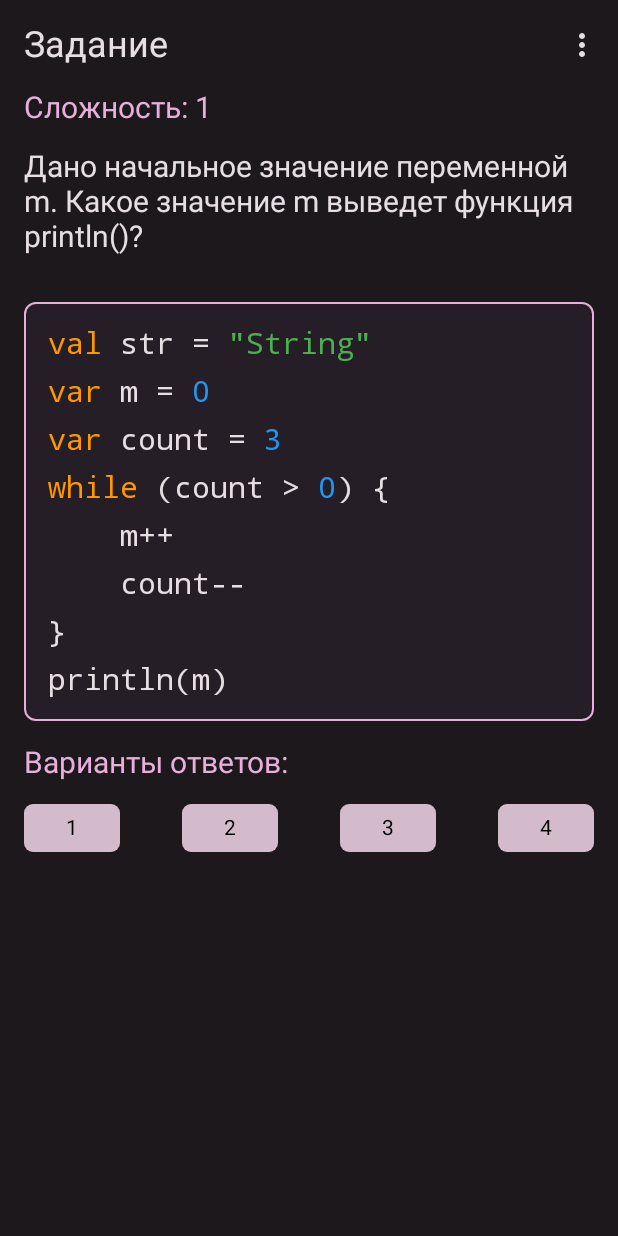
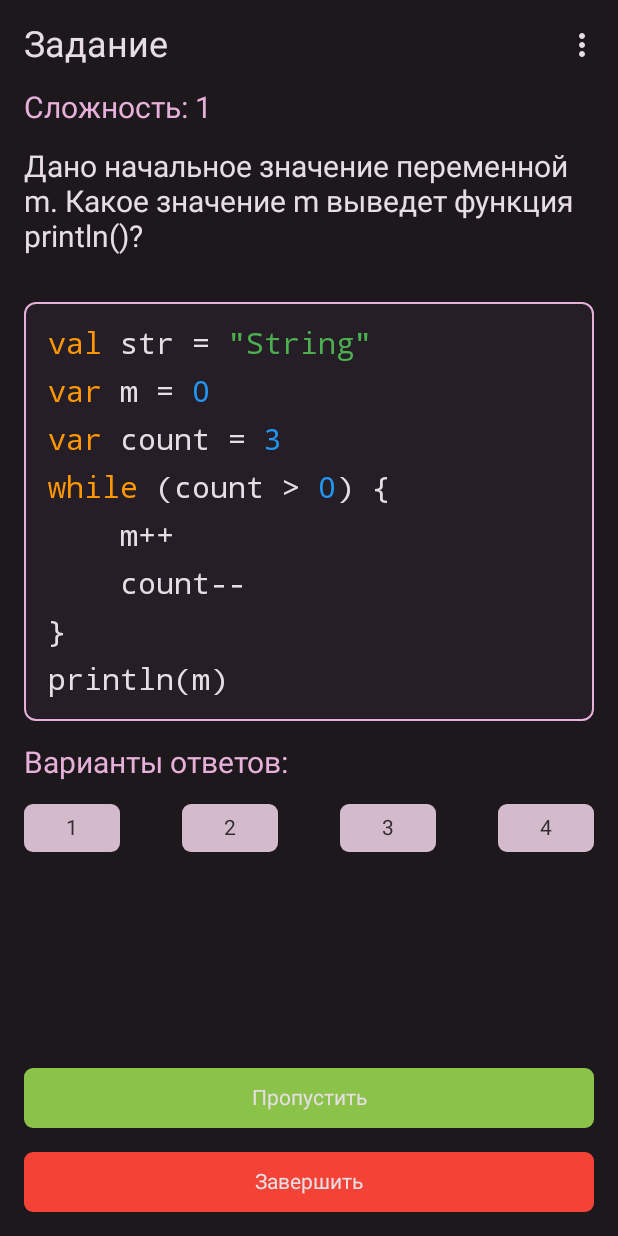
Before and after one commit to vladalexeco/Lazy_Programmer_Alarm_Clock, an Android app built with Jetpack Compose: the @Preview function AlarmTaskScreenPreview, on a phone screen of 412 x 824 dp. Run offline under Robolectric (Android 15) with nearby library versions, the phone set to English and light mode, and no system bars.

Commit message:
Created all alarm task views and AlarmTaskScreen

```diff
--- a/app/src/main/java/ru/vladalexeco/lazyprogrammer/presentation/ui/screens/AlarmTaskScreen.kt
+++ b/app/src/main/java/ru/vladalexeco/lazyprogrammer/presentation/ui/screens/AlarmTaskScreen.kt
@@ -3,11 +3,16 @@ package ru.vladalexeco.lazyprogrammer.presentation.ui.screens
 import androidx.compose.foundation.Image
 import androidx.compose.foundation.background
 import androidx.compose.foundation.border
+import androidx.compose.foundation.gestures.Orientation
+import androidx.compose.foundation.gestures.scrollable
 import androidx.compose.foundation.layout.Box
 import androidx.compose.foundation.layout.Column
+import androidx.compose.foundation.layout.Spacer
+import androidx.compose.foundation.layout.fillMaxHeight
 import androidx.compose.foundation.layout.fillMaxSize
 import androidx.compose.foundation.layout.fillMaxWidth
 import androidx.compose.foundation.layout.padding
+import androidx.compose.foundation.rememberScrollState
 import androidx.compose.foundation.shape.RoundedCornerShape
 import androidx.compose.foundation.text.BasicText
 import androidx.compose.material3.Text
@@ -31,9 +36,13 @@ import ru.vladalexeco.lazyprogrammer.domain.AlarmTask
 import ru.vladalexeco.lazyprogrammer.presentation.ui.theme.AccentColor
 import ru.vladalexeco.lazyprogrammer.presentation.ui.theme.BackgroundColor
 import ru.vladalexeco.lazyprogrammer.presentation.ui.theme.CardColor
+import ru.vladalexeco.lazyprogrammer.presentation.ui.theme.LightTextColor
 import ru.vladalexeco.lazyprogrammer.presentation.ui.theme.MainTextColor
+import ru.vladalexeco.lazyprogrammer.presentation.ui.theme.RightAnswerColor
+import ru.vladalexeco.lazyprogrammer.presentation.ui.theme.WrongAnswerColor
 import ru.vladalexeco.lazyprogrammer.presentation.ui.views.alarm_task_screen.ButtonChoice
 import ru.vladalexeco.lazyprogrammer.presentation.ui.views.alarm_task_screen.ButtonChoiceRow
+import ru.vladalexeco.lazyprogrammer.presentation.ui.views.alarm_task_screen.SimpleButton
 
 @Composable
 fun AlarmTaskScreen() {
@@ -51,6 +60,8 @@ fun AlarmTaskScreen() {
         language = "kotlin",
         complexity = 1
     )
+
+    val taskNumber = 1 // TODO значение приходит из viewmodel
 
     val annotatedCode = buildColoredString(
         language = "kotlin",
@@ -108,8 +119,15 @@ fun AlarmTaskScreen() {
                 )
         ) {
             BasicText(
-                modifier = Modifier.padding(vertical = 16.dp, horizontal = 16.dp),
+                modifier = Modifier
+                    .scrollable(
+                        orientation = Orientation.Vertical,
+                        enabled = true,
+                        state = rememberScrollState()
+                    )
+                    .padding(vertical = 16.dp, horizontal = 16.dp),
                 text = annotatedCode,
+                maxLines = 14,
                 style = TextStyle(
                     color = MainTextColor,
                     fontSize = 20.sp,
@@ -127,8 +145,34 @@ fun AlarmTaskScreen() {
 
         ButtonChoiceRow(
             modifier = Modifier.padding(horizontal = 16.dp),
-            options = alarmTask.choiceOptions,
-            rightAnswerIndex = alarmTask.rightAnswer
+            options = listOf("1", "2", "3", "4"),
+            rightAnswerIndex = 2,
+            onButtonClick = { isCorrectAnswer ->
+                // TODO Действия в случае правильного или неправильного ответа
+            }
+        )
+
+        Spacer(modifier = Modifier.weight(1f))
+
+        SimpleButton(
+            modifier = Modifier.fillMaxWidth().padding(start = 16.dp, end = 16.dp),
+            text = "Пропустить",
+            backgroundColor = RightAnswerColor,
+            textColor = MainTextColor,
+            onClick = {}
+        )
+
+        SimpleButton(
+            modifier = Modifier.fillMaxWidth().padding(
+                start = 16.dp,
+                end = 16.dp,
+                top = 16.dp,
+                bottom = 16.dp
+            ),
+            text = "Завершить",
+            backgroundColor = WrongAnswerColor,
+            textColor = MainTextColor,
+            onClick = {}
         )
     }
 }
--- a/app/src/main/java/ru/vladalexeco/lazyprogrammer/presentation/ui/theme/Color.kt
+++ b/app/src/main/java/ru/vladalexeco/lazyprogrammer/presentation/ui/theme/Color.kt
@@ -18,3 +18,6 @@ val SubTextColor = Color(0xFF888485)
 val LightTextColor = Color(0xFFD4BBCC)
 val CardColor = Color(0xFF261E26)
 val AccentColor =  Color(0xFFE7B0DA)
+
+val RightAnswerColor = Color(0xFF8BC34A)
+val WrongAnswerColor = Color(0xFFF44336)
--- a/app/src/main/java/ru/vladalexeco/lazyprogrammer/presentation/ui/views/alarm_task_screen/ButtonChoiceRow.kt
+++ b/app/src/main/java/ru/vladalexeco/lazyprogrammer/presentation/ui/views/alarm_task_screen/ButtonChoiceRow.kt
@@ -1,6 +1,5 @@
 package ru.vladalexeco.lazyprogrammer.presentation.ui.views.alarm_task_screen
 
-import android.util.Log
 import androidx.compose.foundation.background
 import androidx.compose.foundation.clickable
 import androidx.compose.foundation.layout.Arrangement
@@ -10,22 +9,31 @@ import androidx.compose.foundation.layout.size
 import androidx.compose.foundation.lazy.LazyRow
 import androidx.compose.foundation.lazy.itemsIndexed
 import androidx.compose.foundation.shape.RoundedCornerShape
-import androidx.compose.material3.Button
 import androidx.compose.material3.Text
 import androidx.compose.runtime.Composable
+import androidx.compose.runtime.getValue
+import androidx.compose.runtime.mutableStateOf
+import androidx.compose.runtime.remember
+import androidx.compose.runtime.setValue
 import androidx.compose.ui.Alignment
 import androidx.compose.ui.Modifier
 import androidx.compose.ui.graphics.Color
+import androidx.compose.ui.text.TextStyle
 import androidx.compose.ui.tooling.preview.Preview
 import androidx.compose.ui.unit.Dp
 import androidx.compose.ui.unit.dp
+import ru.vladalexeco.lazyprogrammer.presentation.ui.theme.DialogBoxColor
 import ru.vladalexeco.lazyprogrammer.presentation.ui.theme.LightTextColor
+import ru.vladalexeco.lazyprogrammer.presentation.ui.theme.MainTextColor
+import ru.vladalexeco.lazyprogrammer.presentation.ui.theme.RightAnswerColor
+import ru.vladalexeco.lazyprogrammer.presentation.ui.theme.WrongAnswerColor
 
 @Composable
 fun ButtonChoiceRow(
     modifier: Modifier = Modifier,
     options: List<String>,
-    rightAnswerIndex: Int
+    rightAnswerIndex: Int,
+    onButtonClick: (Boolean) -> Unit
 ) {
     LazyRow(
         modifier = modifier
@@ -34,15 +42,18 @@ fun ButtonChoiceRow(
     ) {
         itemsIndexed(options) { index, option ->
             ButtonChoice(
-                color = LightTextColor,
+                defaultColor = LightTextColor,
+                rightAnswerColor = RightAnswerColor,
+                wrongAnswerColor = WrongAnswerColor,
                 width = 64.dp,
                 height = 32.dp,
                 text = option,
+                isRightAnswer = index == rightAnswerIndex,
                 onClick = {
                     if (index == rightAnswerIndex) {
-
+                        onButtonClick.invoke(true)
                     } else {
-
+                        onButtonClick.invoke(false)
                     }
                 }
             )
@@ -55,7 +66,8 @@ fun ButtonChoiceRow(
 fun ButtonChoiceRowPreview() {
     ButtonChoiceRow(
         options = listOf("1", "2", "3", "4"),
-        rightAnswerIndex = 2
+        rightAnswerIndex = 2,
+        onButtonClick = {}
     )
 }
 
@@ -63,19 +75,38 @@ fun ButtonChoiceRowPreview() {
 fun ButtonChoice(
     modifier: Modifier = Modifier,
     onClick: () -> Unit,
-    color: Color,
+    defaultColor: Color,
+    wrongAnswerColor: Color,
+    rightAnswerColor: Color,
     width: Dp,
     height: Dp,
-    text: String
+    text: String,
+    isRightAnswer: Boolean
 ) {
+
+    var currentButtonColor by remember {
+        mutableStateOf(defaultColor)
+    }
+
+    var currentTextColor by remember {
+        mutableStateOf(DialogBoxColor)
+    }
+
     Box(
         modifier = modifier
             .size(width = width, height = height)
-            .background(color = color, shape = RoundedCornerShape(6.dp))
-            .clickable { onClick.invoke() },
+            .background(
+                color = currentButtonColor,
+                shape = RoundedCornerShape(6.dp)
+            )
+            .clickable {
+                currentButtonColor = if (isRightAnswer) rightAnswerColor else wrongAnswerColor
+                currentTextColor = MainTextColor
+                onClick.invoke()
+            },
         contentAlignment = Alignment.Center
     ) {
-        Text(text = text)
+        Text(text = text, style = TextStyle(color = currentTextColor))
     }
 }
 
@@ -83,10 +114,13 @@ fun ButtonChoice(
 @Preview(showBackground = true)
 fun ButtonChoicePreview() {
     ButtonChoice(
-        color = LightTextColor,
+        defaultColor = LightTextColor,
+        rightAnswerColor = RightAnswerColor,
+        wrongAnswerColor = WrongAnswerColor,
         width = 64.dp,
         height = 32.dp,
         text = "1",
-        onClick = {}
+        onClick = {},
+        isRightAnswer = false
     )
 }
--- /dev/null
+++ b/app/src/main/java/ru/vladalexeco/lazyprogrammer/presentation/ui/views/alarm_task_screen/SimpleButton.kt
@@ -0,0 +1,54 @@
+package ru.vladalexeco.lazyprogrammer.presentation.ui.views.alarm_task_screen
+
+import androidx.compose.foundation.background
+import androidx.compose.foundation.clickable
+import androidx.compose.foundation.layout.Box
+import androidx.compose.foundation.layout.fillMaxWidth
+import androidx.compose.foundation.layout.height
+import androidx.compose.foundation.layout.size
+import androidx.compose.foundation.shape.RoundedCornerShape
+import androidx.compose.material3.Text
+import androidx.compose.runtime.Composable
+import androidx.compose.ui.Alignment
+import androidx.compose.ui.Modifier
+import androidx.compose.ui.graphics.Color
+import androidx.compose.ui.text.TextStyle
+import androidx.compose.ui.tooling.preview.Preview
+import androidx.compose.ui.unit.Dp
+import androidx.compose.ui.unit.dp
+import ru.vladalexeco.lazyprogrammer.presentation.ui.theme.DialogBoxColor
+import ru.vladalexeco.lazyprogrammer.presentation.ui.theme.LightTextColor
+
+@Composable
+fun SimpleButton(
+    modifier: Modifier = Modifier,
+    backgroundColor: Color = LightTextColor,
+    textColor: Color = DialogBoxColor,
+    text: String,
+    width: Dp = 72.dp,
+    height: Dp = 40.dp,
+    onClick: () -> Unit
+) {
+    Box(
+        modifier = modifier
+            .size(width = width, height = height)
+            .background(color = backgroundColor, shape = RoundedCornerShape(6.dp))
+            .clickable { onClick.invoke() },
+        contentAlignment = Alignment.Center
+    ) {
+        Text(
+            text = text,
+            style = TextStyle(color = textColor)
+        )
+    }
+}
+
+@Composable
+@Preview(showBackground = true)
+fun SimpleButtonPreview() {
+    SimpleButton(
+        modifier = Modifier.fillMaxWidth(),
+        text = "Press me",
+        onClick = {}
+    )
+}
```
